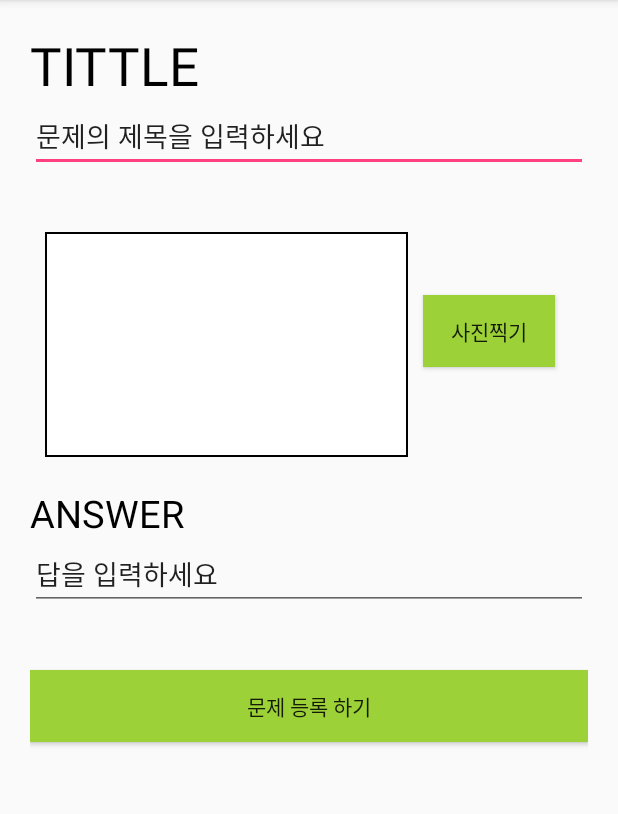
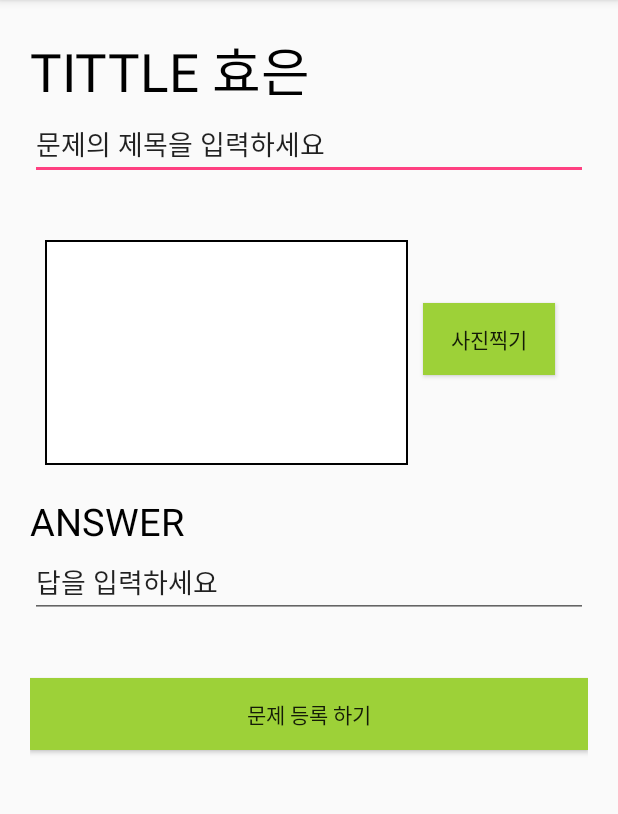
Before and after one commit to junseyeon/TestManager, an Android app: the screen it shows after launch (MainActivity), on a phone screen of 412 x 824 dp, the part 84-898 px from its top. Run offline under Robolectric (Android 15) with nearby library versions, the phone set to English and light mode, and no system bars.

Commit message:
change test

```diff
--- a/app/src/main/res/layout/activity_main.xml
+++ b/app/src/main/res/layout/activity_main.xml
@@ -13,7 +13,7 @@
     <TextView
         android:layout_width="wrap_content"
         android:layout_height="wrap_content"
-        android:text="TITTLE"
+        android:text="TITTLE 효은"
         android:textColor="#000000"
         android:textSize="35sp" />
 
```
